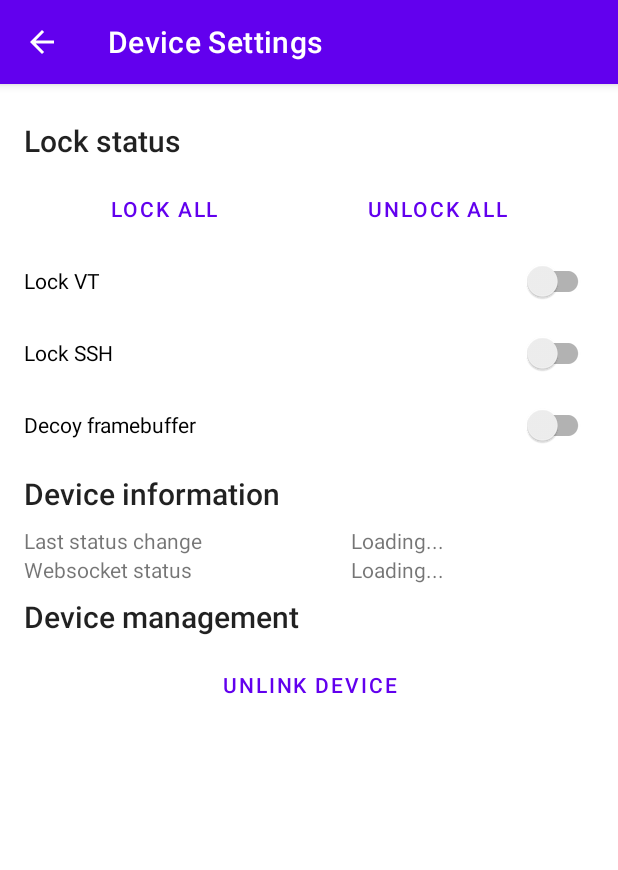
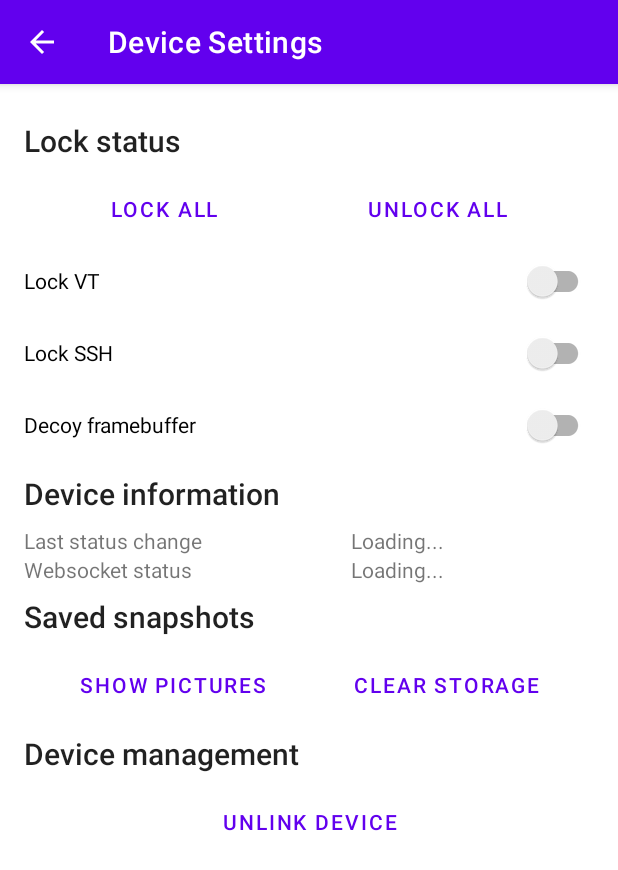
Before and after one commit to tux3/aegis, an Android app: the DeviceSettingsActivity screen opened directly, with no data from a screen before it, on a phone screen of 412 x 824 dp. Shown: the top 870 px of the screen. Run offline under Robolectric (Android 15) with nearby library versions, the phone set to English and light mode, and no system bars; libraries missing offline, so code that uses them is left out: uniffi.client; 6 statements that could not run were skipped.

Commit message:
app: Device settings UI for camera pictures (no viewer)
The delete button is wired up, but not the picture view

```diff
--- a/app/app/src/main/res/layout/activity_device_settings.xml
+++ b/app/app/src/main/res/layout/activity_device_settings.xml
@@ -139,6 +139,40 @@
             </TableLayout>
 
             <TextView
+                android:id="@+id/textView5"
+                android:layout_width="match_parent"
+                android:layout_height="wrap_content"
+                android:layout_marginVertical="8dp"
+                android:text="@string/saved_snapshots"
+                android:textAllCaps="false"
+                android:textAppearance="@style/TextAppearance.AppCompat.Title" />
+
+            <LinearLayout
+                android:layout_width="match_parent"
+                android:layout_height="wrap_content"
+                android:orientation="horizontal"
+                android:paddingHorizontal="8dp">
+
+                <Button
+                    android:id="@+id/show_pics_btn"
+                    style="?android:attr/buttonBarButtonStyle"
+                    android:layout_width="wrap_content"
+                    android:layout_height="wrap_content"
+                    android:layout_marginHorizontal="8dp"
+                    android:layout_weight="1"
+                    android:text="@string/show_pictures" />
+
+                <Button
+                    android:id="@+id/clear_pics_storage_btn"
+                    style="?android:attr/buttonBarButtonStyle"
+                    android:layout_width="wrap_content"
+                    android:layout_height="wrap_content"
+                    android:layout_marginHorizontal="8dp"
+                    android:layout_weight="1"
+                    android:text="@string/clear_storage" />
+            </LinearLayout>
+
+            <TextView
                 android:id="@+id/textView3"
                 android:layout_width="match_parent"
                 android:layout_height="wrap_content"
--- a/app/app/src/main/res/values/strings.xml
+++ b/app/app/src/main/res/values/strings.xml
@@ -28,4 +28,7 @@
     <string name="last_status_change">Last status change</string>
     <string name="websocket_status">Websocket status</string>
     <string name="decoy_framebuffer">Decoy framebuffer</string>
+    <string name="saved_snapshots">Saved snapshots</string>
+    <string name="show_pictures">Show pictures</string>
+    <string name="clear_storage">Clear storage</string>
 </resources>
```
Also changed, not shown: app/app/src/main/java/net/alacrem/aegis/ui/DeviceSettingsActivity.kt (+27 -0 lines), 4 other files.
